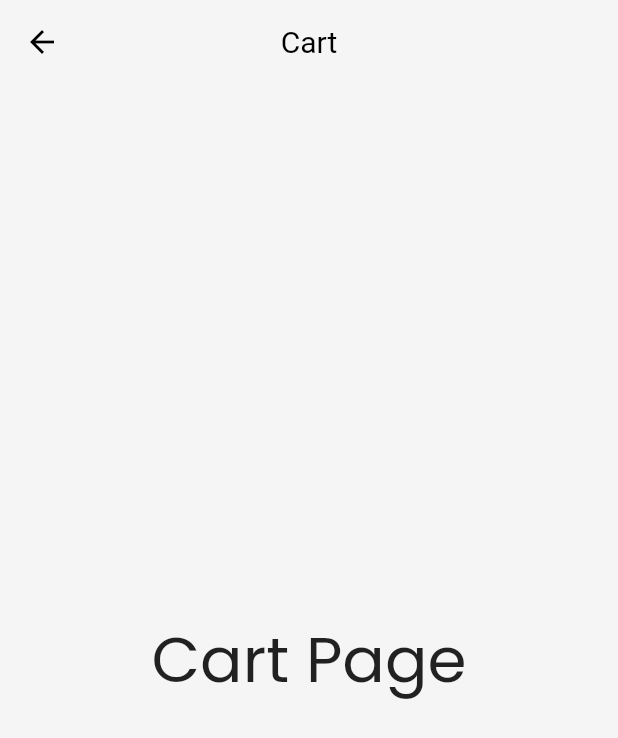
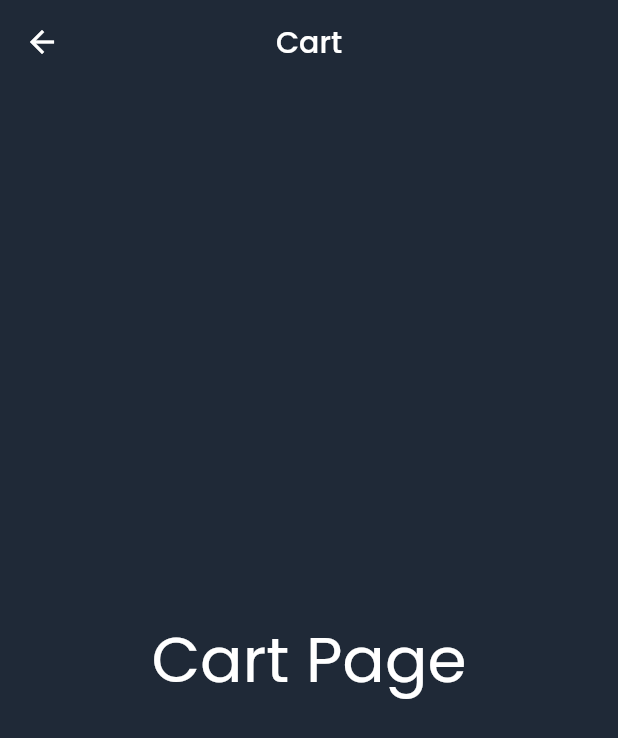
Before and after one commit to unique-gautam-yadav/Learn-Flutter, a Flutter app: the screen it shows after launch, after a tap on an icon or button, on a phone screen of 412 x 824 dp. Shown: the top 738 px of the screen. Run offline on Flutter 3.47's test engine with Material 2 defaults, Android fonts, the phone set to English and light mode, and no system bars; our stand-ins replace google_fonts, velocity_x; network calls fail.

Commit message:
Day 20 Completed

```diff
--- a/lib/Pages/Home.dart
+++ b/lib/Pages/Home.dart
@@ -12,7 +12,6 @@ import 'package:flutter/services.dart';
 import 'package:velocity_x/velocity_x.dart';
 
 import 'package:first_app/models/CatalogModel.dart';
-import 'package:first_app/utils/MyThemes.dart';
 
 class Home extends StatefulWidget {
   const Home({Key? key}) : super(key: key);
@@ -43,11 +42,11 @@ class _HomeState extends State<Home> {
     var title = "Home Page";
     // final dummyList = List.generate(4, (index) => CatalogModel.item[0]);
     return Scaffold(
-        backgroundColor: MyThemes.creamColor,
+        backgroundColor: Theme.of(context).canvasColor,
         floatingActionButton: FloatingActionButton(
           onPressed: () => Navigator.pushNamed(context, MyRoutes.cartRoute),
           child: Icon(CupertinoIcons.cart),
-          backgroundColor: MyThemes.darkBlueishColor,
+          backgroundColor: Theme.of(context).colorScheme.secondary,
         ),
         body: SafeArea(
           bottom: false,
@@ -78,7 +77,12 @@ class CatalogHeader extends StatelessWidget {
     return Column(
       crossAxisAlignment: CrossAxisAlignment.start,
       children: [
-        "Catalog App".text.color(MyThemes.darkBlueishColor).bold.xl5.make(),
+        "Catalog App"
+            .text
+            .color(Theme.of(context).colorScheme.onSecondary)
+            .bold
+            .xl5
+            .make(),
         "Trending Products".text.xl2.make(),
       ],
     );
@@ -126,7 +130,10 @@ class CatalogItem extends StatelessWidget {
           crossAxisAlignment: CrossAxisAlignment.start,
           mainAxisAlignment: MainAxisAlignment.center,
           children: [
-            catalog.name.text.xl.color(MyThemes.darkBlueishColor).bold.make(),
+            catalog.name.text.xl
+                .color(Theme.of(context).colorScheme.secondary)
+                .bold
+                .make(),
             catalog.desc.text.sm.gray500.make(),
             10.heightBox,
             ButtonBar(
@@ -140,8 +147,8 @@ class CatalogItem extends StatelessWidget {
                   },
                   child: "Add to cart".text.make(),
                   style: ButtonStyle(
-                      backgroundColor:
-                          MaterialStateProperty.all(MyThemes.darkBlueishColor),
+                      backgroundColor: MaterialStateProperty.all(
+                          Theme.of(context).colorScheme.secondary),
                       shape: MaterialStateProperty.all(StadiumBorder())),
                 )
               ],
@@ -149,7 +156,7 @@ class CatalogItem extends StatelessWidget {
           ],
         ))
       ],
-    )).white.rounded.square(150).make().py16();
+    )).color(Theme.of(context).cardColor).rounded.square(150).make().py16();
   }
 }
 
@@ -164,7 +171,7 @@ class CatalogItemImage extends StatelessWidget {
         .box
         .roundedLg
         .p8
-        .color(MyThemes.creamColor)
+        .color(Theme.of(context).canvasColor)
         .make()
         .p16()
         .w40(context);
--- a/lib/Pages/cart_page.dart
+++ b/lib/Pages/cart_page.dart
@@ -1,4 +1,3 @@
-import 'package:first_app/utils/MyThemes.dart';
 import 'package:flutter/material.dart';
 import 'package:velocity_x/velocity_x.dart';
 
@@ -8,9 +7,9 @@ class CartPage extends StatelessWidget {
   @override
   Widget build(BuildContext context) {
     return Scaffold(
-      backgroundColor: MyThemes.creamColor,
+      backgroundColor: Theme.of(context).canvasColor,
       appBar: AppBar(
-        backgroundColor: MyThemes.creamColor,
+        backgroundColor: Theme.of(context).canvasColor,
         title: const Text("Cart"),
         centerTitle: true,
       ),
--- a/lib/main.dart
+++ b/lib/main.dart
@@ -17,7 +17,10 @@ class App extends StatelessWidget {
   @override
   Widget build(BuildContext context) {
     return MaterialApp(
-      theme: MyThemes.lightTheme(context),
+      themeMode: ThemeMode.system,
+      theme: MyThemes.darkTheme(context),
+      // theme: MyThemes.lightTheme(context),
+      darkTheme: MyThemes.darkTheme(context),
       debugShowCheckedModeBanner: false,
       // initialRoute: MyRoutes.login2Route,
       initialRoute: MyRoutes.homeRoute,
--- a/lib/utils/MyThemes.dart
+++ b/lib/utils/MyThemes.dart
@@ -1,26 +1,42 @@
-// ignore_for_file: file_names
-
 import 'package:flutter/material.dart';
 import 'package:google_fonts/google_fonts.dart';
+import 'package:velocity_x/velocity_x.dart';
 
 class MyThemes {
   static ThemeData lightTheme(BuildContext context) => ThemeData(
       primaryColor: Colors.deepPurple,
       brightness: Brightness.light,
+      canvasColor: creamColor,
+      cardColor: Colors.white,
+      colorScheme: ColorScheme.light(
+          secondary: darkBlueishColor, onSecondary: darkBlueishColor),
       fontFamily: GoogleFonts.poppins().fontFamily,
       primarySwatch: Colors.deepPurple,
       appBarTheme: AppBarTheme(
+          // titleTextStyle: const TextStyle(color: Colors.black),
           backgroundColor: MyThemes.creamColor,
           centerTitle: true,
           elevation: 0,
-          titleTextStyle: const TextStyle(
-            color: Colors.black,
-            fontSize: 20,
-          ),
           iconTheme: const IconThemeData(color: Colors.black)));
-  static ThemeData darkTheme(BuildContext context) =>
-      ThemeData(brightness: Brightness.dark);
+  static ThemeData darkTheme(BuildContext context) => ThemeData(
+      primaryColor: Colors.deepPurple,
+      brightness: Brightness.dark,
+      canvasColor: darkCreamColor,
+      // canvasColor: darkBlueishColor,
+      cardColor: Colors.black,
+      colorScheme: ColorScheme.dark(
+          secondary: lightBlueishColor, onSecondary: Colors.white),
+      fontFamily: GoogleFonts.poppins().fontFamily,
+      primarySwatch: Colors.deepPurple,
+      appBarTheme: AppBarTheme(
+          backgroundColor: MyThemes.darkCreamColor,
+          centerTitle: true,
+          elevation: 0,
+          iconTheme: const IconThemeData(color: Colors.white)));
+
   //Colors
   static Color creamColor = const Color(0xfff5f5f5);
+  static Color darkCreamColor = Vx.gray800;
   static Color darkBlueishColor = const Color(0Xff403b58);
+  static Color lightBlueishColor = Vx.indigo400;
 }
```
Also changed, not shown: lib/Pages/ItemDetail.dart (+25 -16 lines), lib/Pages/Login2.dart (+17 -15 lines).
